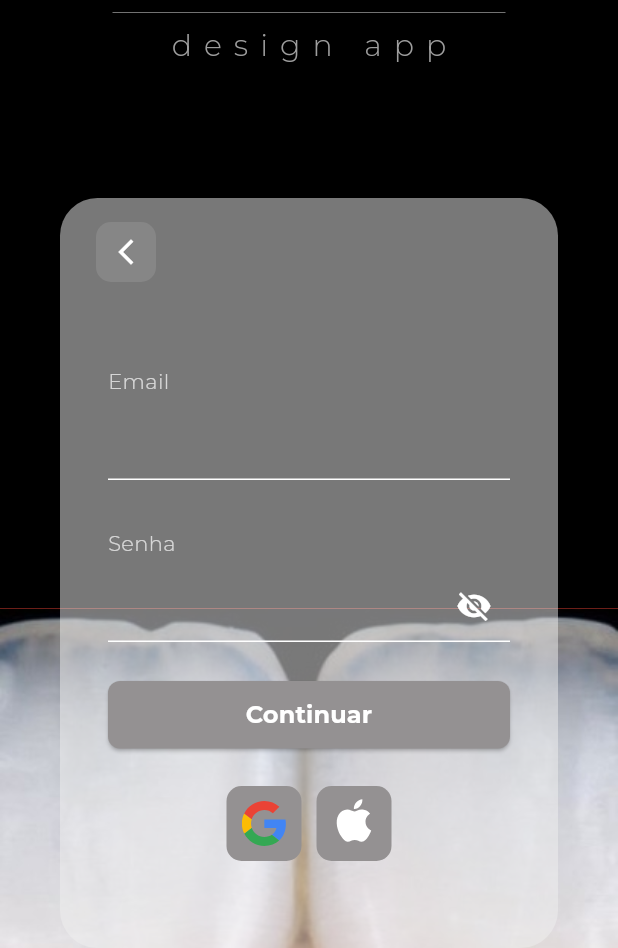
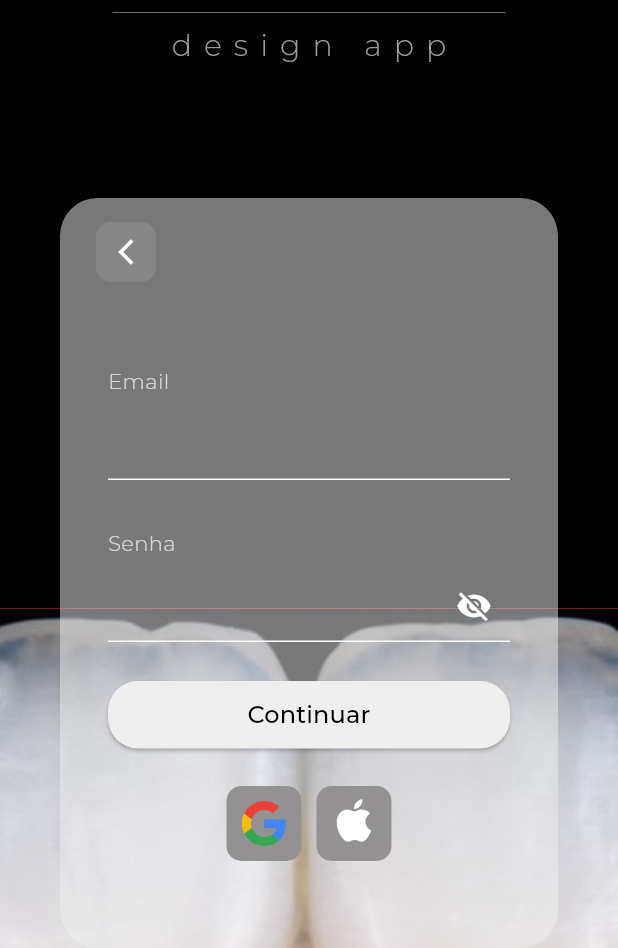
Before and after one commit to lucasbarretoluz/aurea_app, a Flutter app: the screen it shows after launch, after a tap on "Faça login", on a phone screen of 412 x 824 dp, the part 288-1236 px from its top. Run offline on Flutter 3.47's test engine with Material 3 defaults, Android fonts, the phone set to English and light mode, and no system bars; drawn by our look-alikes of toastification; our stand-ins replace bloc, dio, firebase_auth, firebase_core, flutter_bloc, flutter_dotenv and 9 more; missing offline and left inert: google_sign_in_platform_interface, local_auth_android, local_auth_darwin; accounts and stored records are empty; statements that could not run were skipped; project files that could hold a hidden picture were left out.

Commit message:
refactor: update LoadingButton styling by changing background color to a neutral tone and adjusting border radius for improved aesthetics

```diff
--- a/lib/src/presentation/widgets/buttons/loading_button.dart
+++ b/lib/src/presentation/widgets/buttons/loading_button.dart
@@ -31,9 +31,9 @@ class LoadingButton extends StatelessWidget {
       width: width ?? double.infinity,
       child: ElevatedButton(
         style: ElevatedButton.styleFrom(
-          backgroundColor: backgroundColor ?? Theme.of(context).colorScheme.primary,
+          backgroundColor: backgroundColor ?? Color(0xffefefef),
           shape: RoundedRectangleBorder(
-            borderRadius: BorderRadius.circular(8),
+            borderRadius: BorderRadius.circular(20),
           ),
           padding: EdgeInsets.zero,
         ),
@@ -48,12 +48,13 @@ class LoadingButton extends StatelessWidget {
             : Text(
                 text,
                 textAlign: TextAlign.center,
-                style: textStyle ??
+                style:
+                    textStyle ??
                     TextStyle(
-                        fontWeight: FontWeight.bold,
-                        fontSize: 16,
-                        color: textColor ??
-                            Colors.white,),
+                      fontWeight: FontWeight.w500,
+                      fontSize: 16,
+                      color: textColor ?? Colors.black,
+                    ),
               ),
       ),
     );
```
